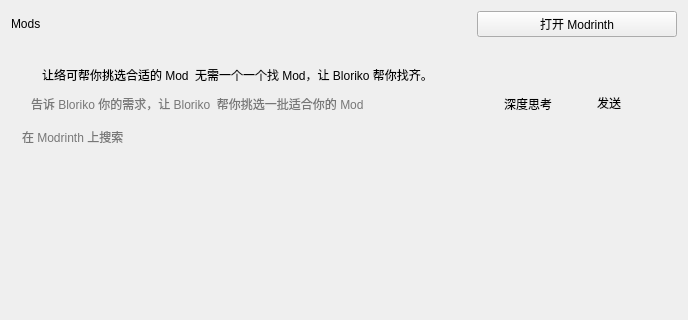
Before: the Qt Designer form ui/mods.ui in BloretCrew/Bloret-Launcher, drawn with Qt 5; both pictures show x 0 to 688 and y 0 to 320 of the 688 by 591 pixel window.
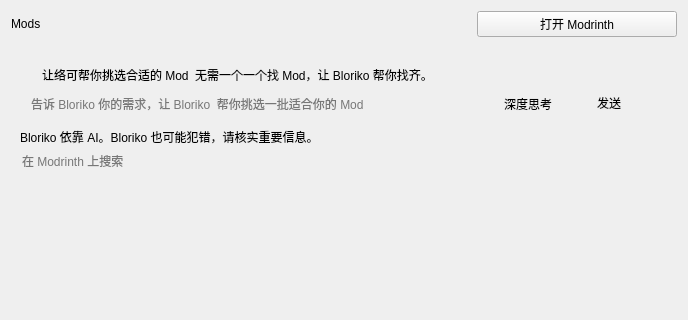
After: the same form once the commit is applied. Icons and pictures are not drawn. Custom widgets are drawn as their Qt base class.

Commit message: Bloriko Important Info

The edit to the form file:
```diff
--- a/ui/mods.ui
+++ b/ui/mods.ui
@@ -76,7 +76,7 @@
         <x>0</x>
         <y>0</y>
         <width>670</width>
-        <height>527</height>
+        <height>528</height>
        </rect>
       </property>
       <layout class="QVBoxLayout" name="verticalLayout_2">
@@ -179,6 +179,30 @@
          </layout>
         </widget>
        </item>
+       <item>
+        <widget class="CaptionLabel" name="Bloriko_Important_Info">
+         <property name="text">
+          <string>Bloriko 依靠 AI。Bloriko 也可能犯错，请核实重要信息。</string>
+         </property>
+         <property name="alignment">
+          <set>Qt::AlignLeading|Qt::AlignLeft|Qt::AlignVCenter</set>
+         </property>
+         <property name="lightColor" stdset="0">
+          <color>
+           <red>127</red>
+           <green>127</green>
+           <blue>127</blue>
+          </color>
+         </property>
+         <property name="darkColor" stdset="0">
+          <color>
+           <red>185</red>
+           <green>185</green>
+           <blue>185</blue>
+          </color>
+         </property>
+        </widget>
+       </item>
        <item>
         <widget class="SearchLineEdit" name="Search">
          <property name="inputMask">
@@ -203,7 +227,7 @@
             <x>0</x>
             <y>0</y>
             <width>652</width>
-            <height>368</height>
+            <height>347</height>
            </rect>
           </property>
          </widget>
```
The commit also changes 2 other files.
